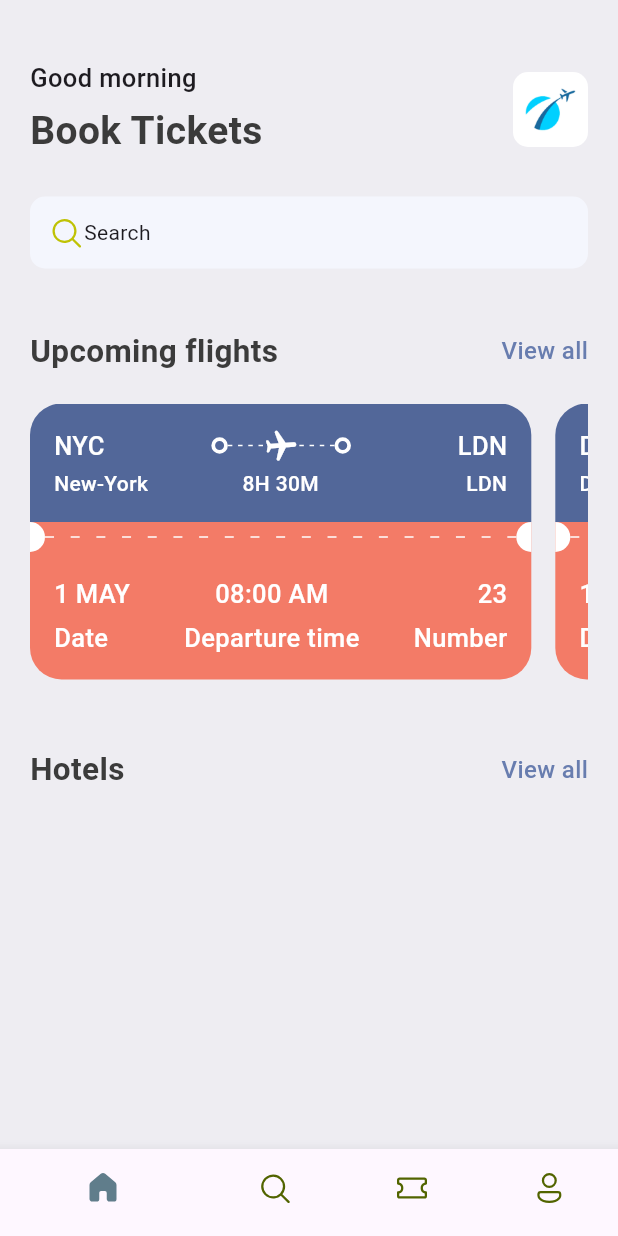
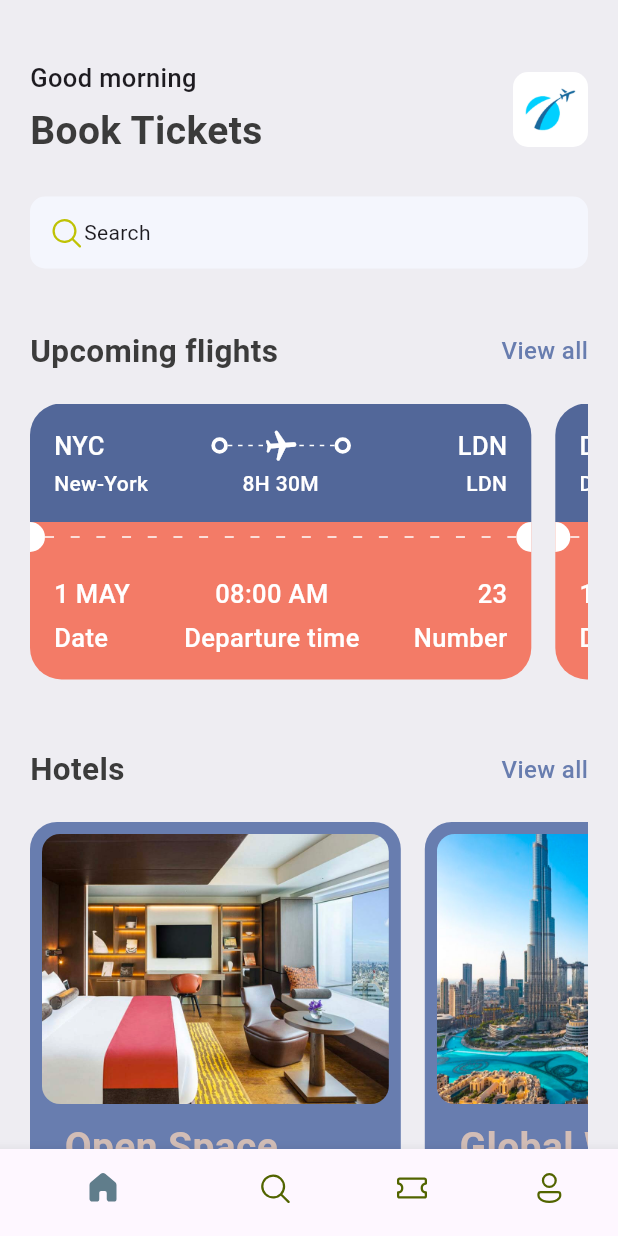
Before and after one commit to mickey-repo/ticket_app, a Flutter app: the screen it shows after launch, on a phone screen of 412 x 824 dp. Run offline on Flutter 3.47's test engine with Material 3 defaults, Android fonts, the phone set to English and light mode, and no system bars; our stand-ins replace fluentui_icons.

Commit message:
add hotel view

```diff
--- a/lib/base/res/media.dart
+++ b/lib/base/res/media.dart
@@ -1,4 +1,5 @@
 class AppMedia{
   static const _baseImage = "assets/images";
   static const logo = '$_baseImage/logo.png';
+  static const hotelRoom = '$_baseImage/hotel_room.png';
 }
--- a/lib/base/res/styles/app_styles.dart
+++ b/lib/base/res/styles/app_styles.dart
@@ -8,6 +8,8 @@ class AppStyles {
   static Color textColor = const Color(0xFF3b3b3b);
   static Color ticketBlue = const Color(0xFF526799);
   static Color ticketOrange = const Color(0xFFF37B67);
+  static Color kakiColor = const Color(0xFFd2bdb6);
+
   static TextStyle headLineStyle1 =
       TextStyle(fontSize: 26, fontWeight: FontWeight.bold, color: textColor);
   static TextStyle headLineStyle2 =
--- a/lib/base/utils/all_json.dart
+++ b/lib/base/utils/all_json.dart
@@ -84,6 +84,27 @@ List<Map<String, dynamic>> ticketList = [
     "number":45
   },
 ];
+
+List<Map<String, dynamic>> hotelList = [
+  {
+    'image':"hotel_room.png",
+    'place':"Open Space",
+    'destination': "London",
+    'price': 25
+  },
+  {
+    'image':"city_view.png",
+    'place':"Global Will",
+    'destination': "London",
+    'price': 40
+  },
+  {
+    'image':"pool_view.png",
+    'place':"Best pool",
+    'destination': "Dubai",
+    'price': 68
+  }
+];
 class AppRoutes{
 
   static const homePage = "/";
--- a/lib/base/widgets/app_double_text.dart
+++ b/lib/base/widgets/app_double_text.dart
@@ -1,6 +1,4 @@
-import 'package:flutter/cupertino.dart';
 import 'package:flutter/material.dart';
-import 'package:ticket_app/screens/all_tickets.dart';
 
 import '../res/styles/app_styles.dart';
 
--- a/lib/base/widgets/app_layoutbuilder_widget.dart
+++ b/lib/base/widgets/app_layoutbuilder_widget.dart
@@ -1,4 +1,3 @@
-import 'package:flutter/cupertino.dart';
 import 'package:flutter/material.dart';
 
 class AppLayoutbuilderWidget extends StatelessWidget {
--- a/lib/base/widgets/big_dot.dart
+++ b/lib/base/widgets/big_dot.dart
@@ -1,4 +1,3 @@
-import 'package:flutter/cupertino.dart';
 import 'package:flutter/material.dart';
 
 class BigDot extends StatelessWidget {
@@ -7,7 +6,7 @@ class BigDot extends StatelessWidget {
   @override
   Widget build(BuildContext context) {
     return Container(
-      padding: EdgeInsets.all(3),
+      padding: const EdgeInsets.all(3),
       decoration: BoxDecoration(
         border: Border.all(width: 2.5, color: Colors.white),
         borderRadius: BorderRadius.circular(20)
--- a/lib/base/widgets/text_style_fourth.dart
+++ b/lib/base/widgets/text_style_fourth.dart
@@ -1,4 +1,3 @@
-import 'package:flutter/cupertino.dart';
 import 'package:flutter/material.dart';
 
 import '../res/styles/app_styles.dart';
--- a/lib/base/widgets/text_style_third.dart
+++ b/lib/base/widgets/text_style_third.dart
@@ -1,4 +1,3 @@
-import 'package:flutter/cupertino.dart';
 import 'package:flutter/material.dart';
 
 import '../res/styles/app_styles.dart';
--- a/lib/base/widgets/ticket_view.dart
+++ b/lib/base/widgets/ticket_view.dart
@@ -1,4 +1,3 @@
-import 'package:flutter/cupertino.dart';
 import 'package:flutter/material.dart';
 import 'package:ticket_app/base/res/styles/app_styles.dart';
 import 'package:ticket_app/base/widgets/app_coloum_text_layout.dart';
@@ -25,7 +24,7 @@ class TicketView extends StatelessWidget {
           children: [
             //blue part of ticket
             Container(
-              padding: EdgeInsets.all(16),
+              padding: const EdgeInsets.all(16),
               decoration: BoxDecoration(
                   color: AppStyles.ticketBlue,
                   borderRadius: const BorderRadius.only(
@@ -105,7 +104,7 @@ class TicketView extends StatelessWidget {
             ),
             //orange part of ticket
             Container(
-              padding: EdgeInsets.all(16),
+              padding: const EdgeInsets.all(16),
               decoration: BoxDecoration(
                   color: AppStyles.ticketOrange,
                   borderRadius: const BorderRadius.only(
--- a/lib/screens/all_tickets.dart
+++ b/lib/screens/all_tickets.dart
@@ -1,4 +1,3 @@
-import 'package:flutter/cupertino.dart';
 import 'package:flutter/material.dart';
 import 'package:ticket_app/base/utils/all_json.dart';
 import 'package:ticket_app/base/widgets/ticket_view.dart';
--- a/lib/screens/home_screen.dart
+++ b/lib/screens/home_screen.dart
@@ -1,8 +1,8 @@
 import 'package:fluentui_icons/fluentui_icons.dart';
-import 'package:flutter/cupertino.dart';
 import 'package:flutter/material.dart';
 import 'package:ticket_app/base/widgets/app_double_text.dart';
 import 'package:ticket_app/base/widgets/ticket_view.dart';
+import 'package:ticket_app/screens/widgets/hotel.dart';
 
 import '../base/res/media.dart';
 import '../base/res/styles/app_styles.dart';
@@ -22,6 +22,7 @@ class HomeScreen extends StatelessWidget {
           Container(
             padding: const EdgeInsets.symmetric(horizontal: 20),
             child: Column(
+              crossAxisAlignment: CrossAxisAlignment.start,
               children: [
                 Row(
                   mainAxisAlignment: MainAxisAlignment.spaceBetween,
@@ -69,9 +70,7 @@ class HomeScreen extends StatelessWidget {
                   smallText: "View all",
                   func: () => Navigator.pushNamed(context, AppRoutes.allTickets),
                 ),
-                const SizedBox(
-                  height: 20,
-                ),
+                const SizedBox(height: 20,),
                 SingleChildScrollView(
                     scrollDirection: Axis.horizontal,
                     child: Row(
@@ -84,6 +83,14 @@ class HomeScreen extends StatelessWidget {
                   smallText: "View all",
                   func: () => Navigator.pushNamed(context, AppRoutes.allTickets),
                 ),
+                const SizedBox(height: 20,),
+                SingleChildScrollView(
+                    scrollDirection: Axis.horizontal,
+                    child: Row(
+                      children: hotelList.map((singleHotel) => Hotel(hotel: singleHotel)).toList(),
+
+                    )
+                ),
               ],
             ),
           ),
--- /dev/null
+++ b/lib/screens/widgets/hotel.dart
@@ -0,0 +1,64 @@
+import 'package:flutter/cupertino.dart';
+import 'package:flutter/material.dart';
+import 'package:ticket_app/base/res/media.dart';
+
+import '../../base/res/styles/app_styles.dart';
+
+class Hotel extends StatelessWidget {
+  final Map<String, dynamic> hotel;
+  const Hotel({super.key, required this.hotel});
+
+  @override
+  Widget build(BuildContext context) {
+    final size = MediaQuery.of(context).size;
+    return Container(
+      margin: EdgeInsets.only(right: 16),
+      padding: const EdgeInsets.all(8.0),
+      width: size.width*0.6,
+      height: 350,
+      decoration: BoxDecoration(
+        color: AppStyles.primaryColor,
+        borderRadius: BorderRadius.circular(18)
+      ),
+      child: Column(
+        crossAxisAlignment: CrossAxisAlignment.start,
+        children: [
+          Container(
+            height: 180,
+            decoration: BoxDecoration(
+              color: AppStyles.primaryColor,
+              borderRadius: BorderRadius.circular(12),
+              image: DecorationImage(
+                fit: BoxFit.cover,
+                  image: AssetImage("assets/images/${hotel["image"]}") )
+            ),
+          ),
+          const SizedBox(height: 10),
+          Padding(
+            padding: const EdgeInsets.only(left: 15),
+            child: Text(
+              hotel["place"],
+              style: AppStyles.headLineStyle1.copyWith(color: AppStyles.kakiColor),
+            ),
+          ),
+          const SizedBox(height: 5),
+          Padding(
+            padding: const EdgeInsets.only(left: 15),
+            child: Text(
+              hotel["destination"],
+              style: AppStyles.headLineStyle3.copyWith(color: Colors.white),
+            ),
+          ),
+          const SizedBox(height: 5),
+          Padding(
+            padding: const EdgeInsets.only(left: 15),
+            child: Text(
+              "\$${hotel["price"]}/night",
+              style: AppStyles.headLineStyle1.copyWith(color: AppStyles.kakiColor),
+            ),
+          ),
+        ],
+      ),
+    );
+  }
+}
```
Also changed, not shown: 1 other file.
